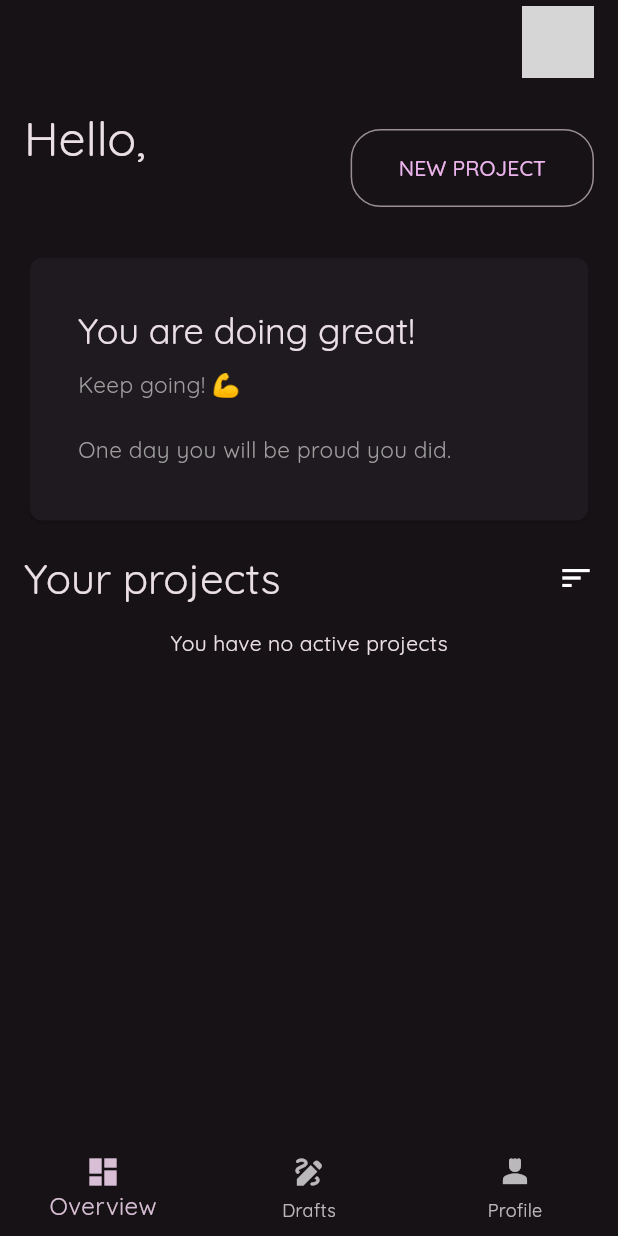
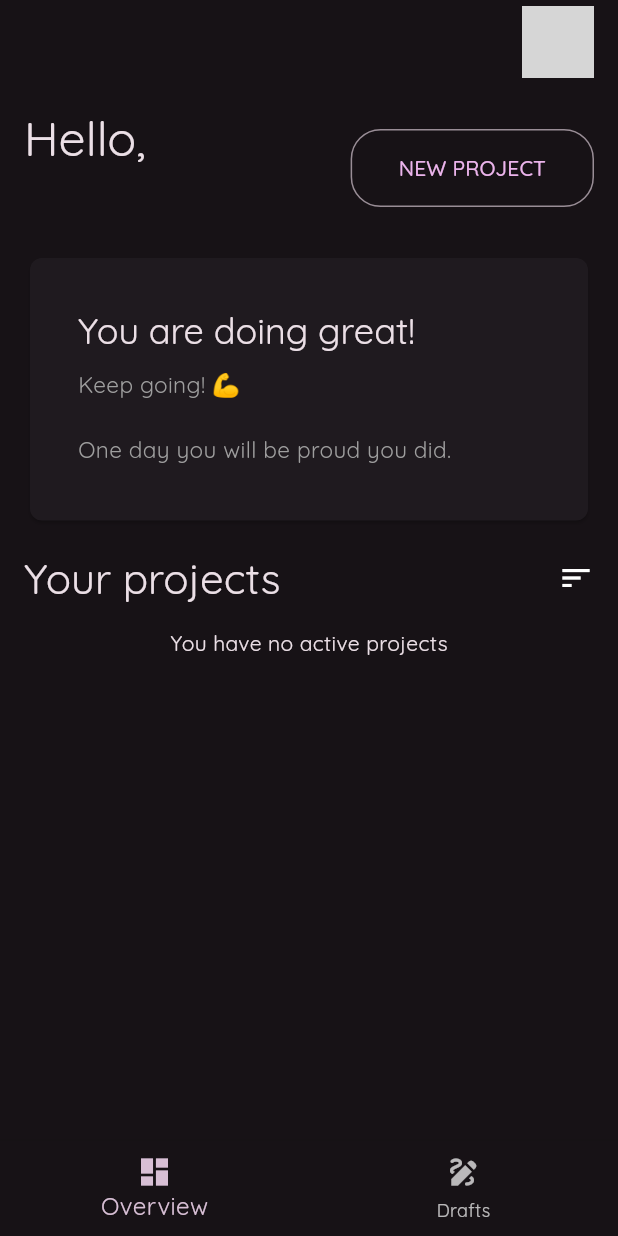
Before and after one commit to marcosaia/droomy-flutter, a Flutter app: the DashboardScreen screen opened directly, on a phone screen of 412 x 824 dp. Run offline on Flutter 3.47's test engine with Material 3 defaults, Android fonts, the phone set to English and light mode, and no system bars; our stand-ins replace audioplayers, cloud_firestore, firebase_auth, firebase_core, flutter_html, flutter_riverpod and 5 more; accounts and stored records are empty; generated files the repository leaves out were written again; network calls fail; grey boxes are pictures that could not be loaded.

Commit message:
Refactored dashboard tabs

```diff
--- a/lib/screens/dashboard/screens/dashboard_screen.dart
+++ b/lib/screens/dashboard/screens/dashboard_screen.dart
@@ -2,7 +2,8 @@ import 'package:droomy/models/project.dart';
 import 'package:droomy/models/user.dart';
 import 'package:droomy/screens/dashboard/controllers/dashboard_controller.dart';
 import 'package:droomy/screens/dashboard/controllers/dashboard_state.dart';
-import 'package:droomy/screens/dashboard/tabs/dashboard_projects_overview.dart';
+import 'package:droomy/screens/dashboard/tabs/dashboard_drafts_page_tab.dart';
+import 'package:droomy/screens/dashboard/tabs/dashboard_projects_overview_tab.dart';
 import 'package:droomy/screens/dashboard/widgets/dashboard_end_drawer.dart';
 import 'package:droomy/screens/project/screens/project_detail_screen.dart';
 import 'package:flutter/material.dart';
@@ -33,7 +34,7 @@ class _DashboardScreenState extends ConsumerState<DashboardScreen> {
     switch (_currentTabIndex) {
       // Dashboard Overview
       case 0:
-        return DashboardProjectsOverview(
+        return DashboardProjectsOverviewTab(
           currentUser: currentUser,
           isProjectsLoading: state.isProjectsLoading,
           projects: state.projects,
@@ -43,13 +44,7 @@ class _DashboardScreenState extends ConsumerState<DashboardScreen> {
         );
       // Drafts
       case 1:
-        return Container(
-          alignment: Alignment.center,
-          child: const Text("Drafts"),
-        );
-      case 2:
-        return Container(
-            alignment: Alignment.center, child: const Text("Profile"));
+        return const DashboardDraftsPageTab();
     }
 
     return Container();
@@ -92,8 +87,6 @@ class _DashboardScreenState extends ConsumerState<DashboardScreen> {
               BottomNavigationBarItem(
                   icon: Icon(Icons.dashboard), label: 'Overview'),
               BottomNavigationBarItem(icon: Icon(Icons.draw), label: 'Drafts'),
-              BottomNavigationBarItem(
-                  icon: Icon(Icons.person_4), label: 'Profile'),
             ]),
       ),
     );
--- /dev/null
+++ b/lib/screens/dashboard/tabs/dashboard_drafts_page_tab.dart
@@ -0,0 +1,11 @@
+import 'package:flutter/material.dart';
+import 'package:flutter_riverpod/flutter_riverpod.dart';
+
+class DashboardDraftsPageTab extends ConsumerWidget {
+  const DashboardDraftsPageTab({super.key});
+
+  @override
+  Widget build(BuildContext context, WidgetRef ref) {
+    return Container(alignment: Alignment.center, child: const Text("Drafts"));
+  }
+}
--- a/lib/screens/dashboard/tabs/dashboard_projects_overview.dart
+++ b/lib/screens/dashboard/tabs/dashboard_projects_overview_tab.dart
@@ -7,8 +7,8 @@ import 'package:droomy/screens/dashboard/widgets/projects_list_view.dart';
 import 'package:droomy/screens/dashboard/widgets/user_progress_overview_card.dart';
 import 'package:flutter/material.dart';
 
-class DashboardProjectsOverview extends StatefulWidget {
-  const DashboardProjectsOverview({
+class DashboardProjectsOverviewTab extends StatefulWidget {
+  const DashboardProjectsOverviewTab({
     super.key,
     required this.currentUser,
     required this.projects,
@@ -22,11 +22,12 @@ class DashboardProjectsOverview extends StatefulWidget {
   final void Function(Project project) onProjectSelected;
 
   @override
-  State<DashboardProjectsOverview> createState() =>
-      _DashboardProjectsOverviewState();
+  State<DashboardProjectsOverviewTab> createState() =>
+      _DashboardProjectsOverviewTabState();
 }
 
-class _DashboardProjectsOverviewState extends State<DashboardProjectsOverview> {
+class _DashboardProjectsOverviewTabState
+    extends State<DashboardProjectsOverviewTab> {
   @override
   Widget build(BuildContext context) {
     return widget.isProjectsLoading
```
